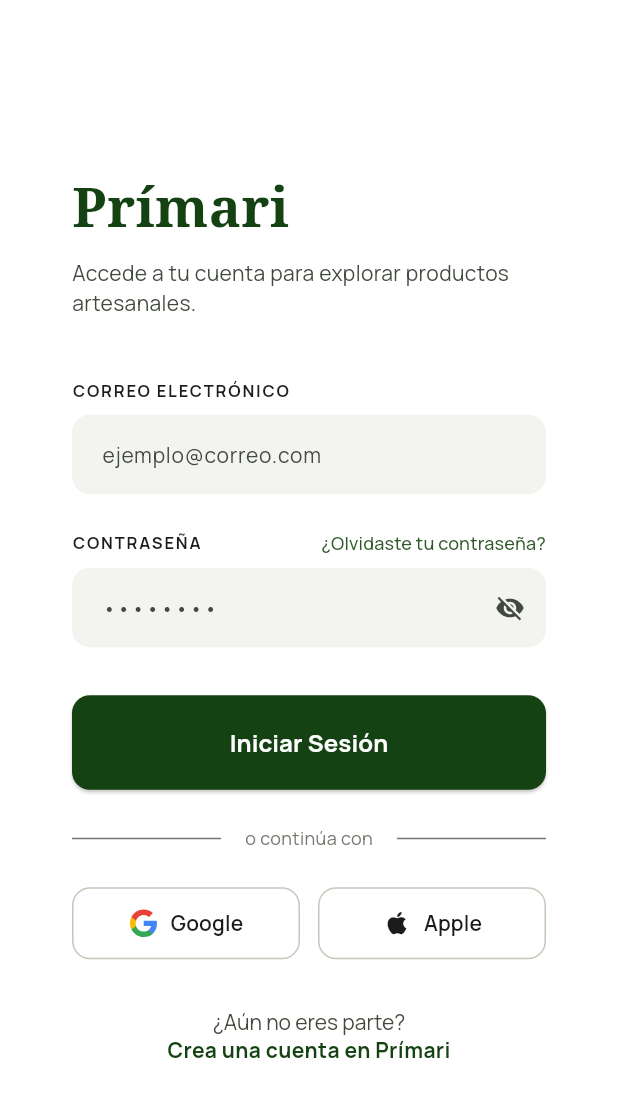
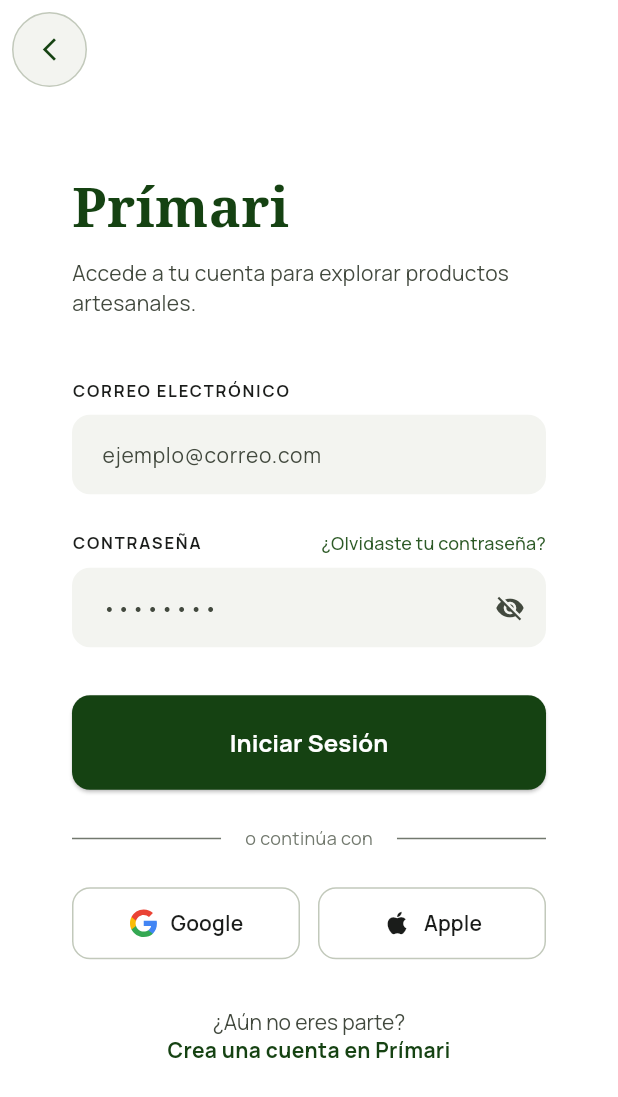
Before and after one commit to alexpimentelmolina/primari-app, a Flutter app: the LoginScreen screen opened by its route, on a phone screen of 412 x 824 dp. Shown: the top 1097 px of the screen. Run offline on Flutter 3.47's test engine with Material 3 defaults, Android fonts, the phone set to English and light mode, and no system bars; our stand-ins replace app_links, flutter_riverpod, flutter_svg, geolocator, go_router, google_fonts and 5 more; accounts and stored records are empty.

Commit message:
feat(ux): botón volver en pantallas de login y registro
Overlay con SafeArea + Stack sobre el body existente.
Sin tocar el layout interior, routing ni flujo de auth.
- Login: fallback → /home
- Registro: fallback → /login

Co-Authored-By: Claude Sonnet 4.6 <noreply@anthropic.com>

```diff
--- a/lib/features/auth/screens/login_screen.dart
+++ b/lib/features/auth/screens/login_screen.dart
@@ -134,7 +134,9 @@ class _LoginScreenState extends ConsumerState<LoginScreen> {
   Widget build(BuildContext context) {
     return Scaffold(
       backgroundColor: Colors.white,
-      body: LayoutBuilder(
+      body: Stack(
+        children: [
+          LayoutBuilder(
             builder: (ctx, constraints) {
               final isWide = constraints.maxWidth > 768;
               if (isWide) {
@@ -174,6 +176,37 @@ class _LoginScreenState extends ConsumerState<LoginScreen> {
                 );
               }
             },
+          ),
+          const SafeArea(
+            child: Padding(
+              padding: EdgeInsets.all(8),
+              child: _AuthBackButton(fallback: '/home'),
+            ),
+          ),
+        ],
+      ),
+    );
+  }
+}
+
+class _AuthBackButton extends StatelessWidget {
+  final String fallback;
+  const _AuthBackButton({required this.fallback});
+
+  @override
+  Widget build(BuildContext context) {
+    return Container(
+      decoration: BoxDecoration(
+        color: AppTheme.surfaceContainerLow,
+        shape: BoxShape.circle,
+        border: Border.all(color: AppTheme.outlineVariant),
+      ),
+      child: IconButton(
+        onPressed: () =>
+            context.canPop() ? context.pop() : context.go(fallback),
+        icon: const Icon(Icons.arrow_back_ios_new, size: 18),
+        color: AppTheme.primary,
+        tooltip: 'Volver',
       ),
     );
   }
```
Also changed, not shown: lib/features/auth/screens/register_screen.dart (+34 -1 lines). Lines whose indentation alone changed are shown as unchanged.
